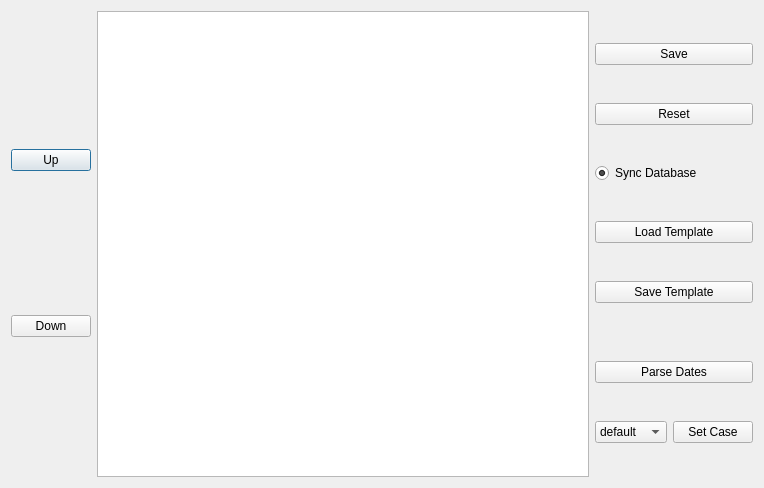
The window that zeex/core/ui/actions/fields_edit.ui (zbarge/zeex) describes before a commit, drawn with Qt 5.
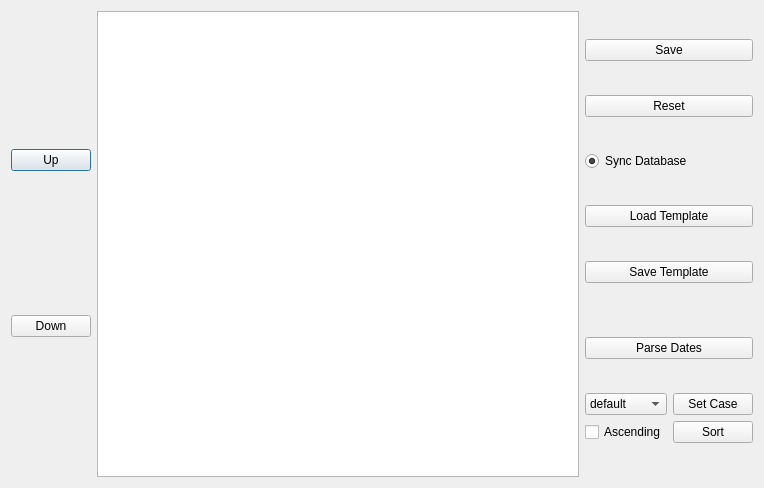
The same window after the commit.

Commit message: #27 complete - columns sort & template order is kept when applying template.

```diff
--- a/zeex/core/ui/actions/fields_edit.ui
+++ b/zeex/core/ui/actions/fields_edit.ui
@@ -107,6 +107,20 @@
          </property>
         </widget>
        </item>
+       <item row="1" column="0">
+        <widget class="QCheckBox" name="checkBoxSortAscending">
+         <property name="text">
+          <string>Ascending</string>
+         </property>
+        </widget>
+       </item>
+       <item row="1" column="1">
+        <widget class="QPushButton" name="btnSort">
+         <property name="text">
+          <string>Sort</string>
+         </property>
+        </widget>
+       </item>
       </layout>
      </item>
      <item row="2" column="0">
```
The commit also changes 2 other files.
